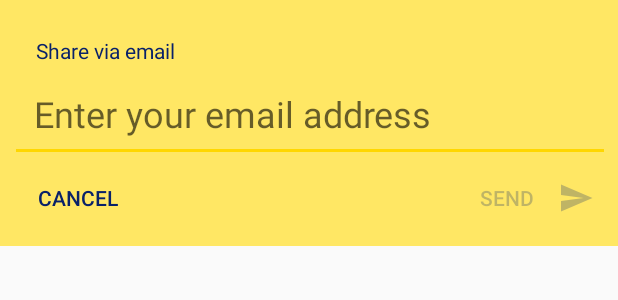
After one commit to dangor/photobooth, an Android app: the layout email_dialog.xml on its own in the app's theme, with its tools: preview values and no code run, on a phone screen of 412 x 824 dp. The commit adds this screen. Shown: the top 300 px of the screen. Run offline under Robolectric (Android 15) with nearby library versions, the phone set to English and light mode, and no system bars.

Commit message:
Email address input dialog. https://github.com/dangor/photobooth/issues/5

```diff
--- /dev/null
+++ b/app/src/main/res/color/enabled_blue_dark.xml
@@ -0,0 +1,5 @@
+<?xml version="1.0" encoding="utf-8"?>
+<selector xmlns:android="http://schemas.android.com/apk/res/android">
+    <item android:color="@color/blue_dark" android:state_enabled="true"/>
+    <item android:color="@color/blue_dark_26"/>
+</selector>
--- /dev/null
+++ b/app/src/main/res/drawable/dialog_background.xml
@@ -0,0 +1,5 @@
+<?xml version="1.0" encoding="utf-8"?>
+<shape xmlns:android="http://schemas.android.com/apk/res/android" android:shape="rectangle">
+    <corners android:radius="8dp"/>
+    <solid android:color="@color/gold_accent"/>
+</shape>
--- /dev/null
+++ b/app/src/main/res/drawable/ic_send_black_24dp.xml
@@ -0,0 +1,9 @@
+<vector xmlns:android="http://schemas.android.com/apk/res/android"
+        android:width="24dp"
+        android:height="24dp"
+        android:viewportWidth="24.0"
+        android:viewportHeight="24.0">
+    <path
+        android:fillColor="#FF000000"
+        android:pathData="M2.01,21L23,12 2.01,3 2,10l15,2 -15,2z"/>
+</vector>
--- /dev/null
+++ b/app/src/main/res/layout/email_dialog.xml
@@ -0,0 +1,67 @@
+<?xml version="1.0" encoding="utf-8"?>
+<android.support.constraint.ConstraintLayout
+    xmlns:android="http://schemas.android.com/apk/res/android"
+    xmlns:app="http://schemas.android.com/apk/res-auto"
+    xmlns:tools="http://schemas.android.com/tools"
+    android:layout_width="wrap_content"
+    android:layout_height="wrap_content"
+    android:padding="8dp"
+    tools:background="@color/gold_accent">
+
+    <TextView
+        android:id="@+id/title"
+        android:layout_width="wrap_content"
+        android:layout_height="wrap_content"
+        android:layout_marginBottom="8dp"
+        android:layout_marginStart="16dp"
+        android:layout_marginTop="16dp"
+        android:text="Share via email"
+        android:textColor="@color/blue_dark"
+        app:layout_constraintStart_toStartOf="parent"
+        app:layout_constraintTop_toTopOf="parent"
+        tools:ignore="HardcodedText"/>
+
+    <EditText
+        android:id="@+id/email_input"
+        android:layout_width="400dp"
+        android:layout_height="wrap_content"
+        android:hint="Enter your email address"
+        android:inputType="textEmailAddress|textNoSuggestions"
+        android:padding="16dp"
+        android:textColor="@color/blue_dark"
+        android:textSize="24sp"
+        app:layout_constraintEnd_toEndOf="parent"
+        app:layout_constraintStart_toStartOf="parent"
+        app:layout_constraintTop_toBottomOf="@+id/title"
+        tools:ignore="HardcodedText"/>
+
+    <Button
+        android:id="@+id/cancel_button"
+        android:layout_width="wrap_content"
+        android:layout_height="wrap_content"
+        android:background="@android:color/transparent"
+        android:text="Cancel"
+        android:textColor="@color/enabled_blue_dark"
+        app:layout_constraintBottom_toBottomOf="parent"
+        app:layout_constraintStart_toStartOf="parent"
+        tools:ignore="HardcodedText"/>
+
+    <Button
+        android:id="@+id/send_button"
+        android:layout_width="wrap_content"
+        android:layout_height="wrap_content"
+        android:background="@android:color/transparent"
+        android:drawableEnd="@drawable/ic_send_black_24dp"
+        android:drawablePadding="16dp"
+        android:drawableTint="@color/enabled_blue_dark"
+        android:enabled="false"
+        android:paddingEnd="8dp"
+        android:paddingStart="28dp"
+        android:text="Send"
+        android:textColor="@color/enabled_blue_dark"
+        app:layout_constraintBottom_toBottomOf="parent"
+        app:layout_constraintEnd_toEndOf="parent"
+        app:layout_constraintTop_toBottomOf="@+id/email_input"
+        tools:ignore="HardcodedText,RtlSymmetry"/>
+
+</android.support.constraint.ConstraintLayout>
--- a/app/src/main/res/layout/review_view.xml
+++ b/app/src/main/res/layout/review_view.xml
@@ -102,6 +102,7 @@
                     android:src="@drawable/ic_email_black_24dp"/>
 
                 <TextView
+                    android:id="@+id/share_button_text"
                     android:layout_width="wrap_content"
                     android:layout_height="wrap_content"
                     android:layout_marginStart="20dp"
--- a/app/src/main/res/values/colors.xml
+++ b/app/src/main/res/values/colors.xml
@@ -10,5 +10,6 @@
     <color name="gold_accent_56">#8effe764</color>
     <color name="blue">#1339AC</color>
     <color name="blue_dark">#092169</color>
+    <color name="blue_dark_26">#42092169</color>
     <color name="white">#fff</color>
 </resources>
```
Also changed, not shown: app/src/main/java/dangor/photobooth/extensions/Views.kt (+17 -0 lines), app/src/main/java/dangor/photobooth/root/home/photo/review/EmailPrompt.kt (added, +53 -0 lines), app/src/main/java/dangor/photobooth/root/home/photo/review/EmailSender.kt (+19 -15 lines), app/src/main/java/dangor/photobooth/root/home/photo/review/ReviewInteractor.kt (+23 -8 lines), app/src/main/java/dangor/photobooth/root/home/photo/review/ReviewView.kt (+24 -1 lines).
